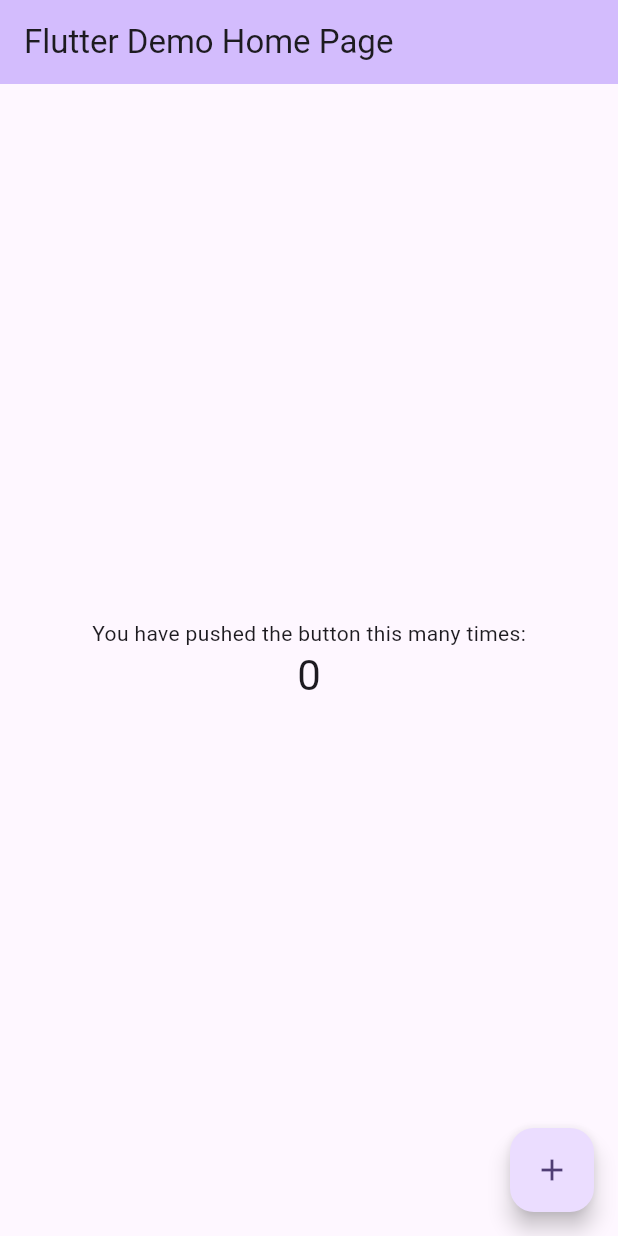
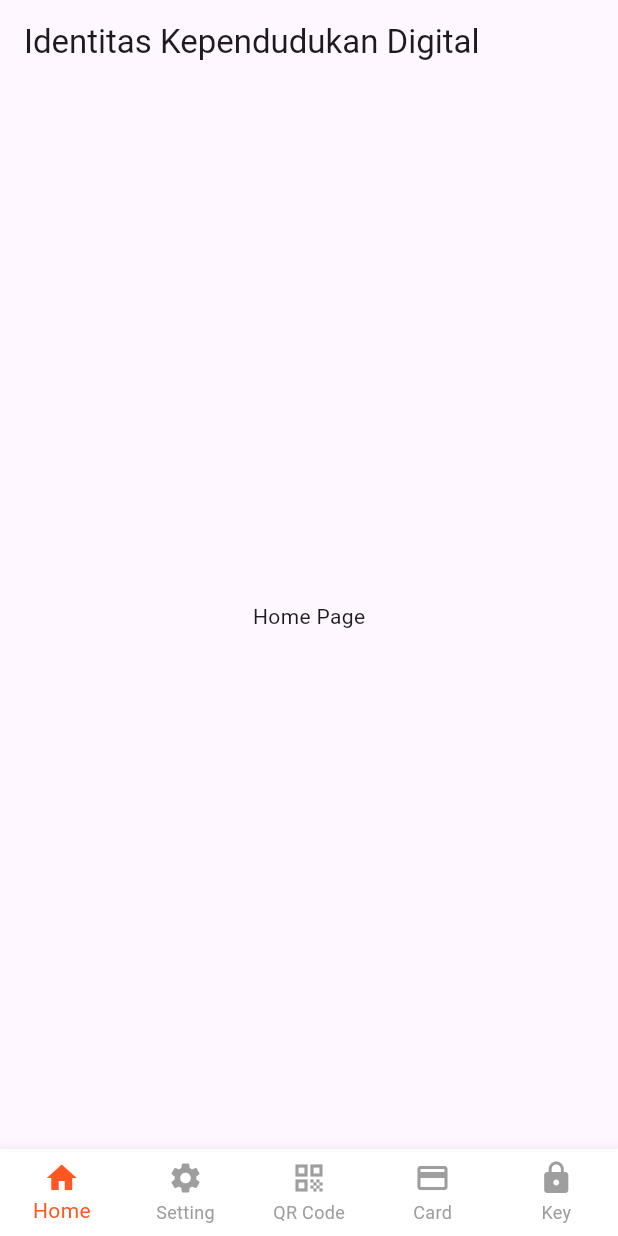
Before and after one commit to FarrelArdan/template_homepage, a Flutter app: the screen it shows after launch, on a phone screen of 412 x 824 dp. Run offline on Flutter 3.47's test engine with Material 3 defaults, Android fonts, the light colour scheme and no system bars.

Commit message:
add view beranda

```diff
--- /dev/null
+++ b/lib/beranda.dart
@@ -0,0 +1,55 @@
+import 'package:flutter/material.dart';
+
+class HomeBeranda extends StatefulWidget {
+  const HomeBeranda({super.key});
+
+  @override
+  State<HomeBeranda> createState() => _HomeBerandaState();
+}
+
+class _HomeBerandaState extends State<HomeBeranda> {
+  int _selectedIndex = 0;
+
+  static const List<Widget> _pages = <Widget>[
+    Center(child: Text('Home Page')),
+    Center(child: Text('Setting Page')),
+    Center(child: Text('QR Code Page')),
+    Center(child: Text('Card Page')),
+    Center(child: Text('Key Page')),
+  ];
+
+  void _onItemTapped(int index) {
+    setState(() {
+      _selectedIndex = index;
+    });
+  }
+
+  BottomNavigationBar bottomNavigatorBar() {
+    return BottomNavigationBar(
+      type: BottomNavigationBarType.fixed,
+      backgroundColor: Colors.white,
+      selectedItemColor: Colors.deepOrange,
+      unselectedItemColor: Colors.grey,
+      showUnselectedLabels: true,
+      currentIndex: _selectedIndex,
+      onTap: _onItemTapped,
+      items: const [
+        BottomNavigationBarItem(icon: Icon(Icons.home), label: "Home"),
+        BottomNavigationBarItem(icon: Icon(Icons.settings), label: "Setting"),
+        BottomNavigationBarItem(icon: Icon(Icons.qr_code), label: "QR Code"),
+        BottomNavigationBarItem(icon: Icon(Icons.credit_card), label: "Card"),
+        BottomNavigationBarItem(icon: Icon(Icons.lock), label: "Key"),
+      ],
+    );
+  }
+
+  @override
+  Widget build(BuildContext context) {
+    return Scaffold(
+      appBar: AppBar(title: const Text("Identitas Kependudukan Digital",),
+      ),
+      body: _pages[_selectedIndex],
+      bottomNavigationBar: bottomNavigatorBar(),
+    );
+  }
+}
--- a/lib/main.dart
+++ b/lib/main.dart
@@ -1,4 +1,6 @@
 import 'package:flutter/material.dart';
+
+import 'beranda.dart';
 
 void main() {
   runApp(const MyApp());
@@ -31,95 +33,7 @@
         colorScheme: ColorScheme.fromSeed(seedColor: Colors.deepPurple),
         useMaterial3: true,
       ),
-      home: const MyHomePage(title: 'Flutter Demo Home Page'),
+      home: const HomeBeranda(),
     );
   }
 }
-
-class MyHomePage extends StatefulWidget {
-  const MyHomePage({super.key, required this.title});
-
-  // This widget is the home page of your application. It is stateful, meaning
-  // that it has a State object (defined below) that contains fields that affect
-  // how it looks.
-
-  // This class is the configuration for the state. It holds the values (in this
-  // case the title) provided by the parent (in this case the App widget) and
-  // used by the build method of the State. Fields in a Widget subclass are
-  // always marked "final".
-
-  final String title;
-
-  @override
-  State<MyHomePage> createState() => _MyHomePageState();
-}
-
-class _MyHomePageState extends State<MyHomePage> {
-  int _counter = 0;
-
-  void _incrementCounter() {
-    setState(() {
-      // This call to setState tells the Flutter framework that something has
-      // changed in this State, which causes it to rerun the build method below
-      // so that the display can reflect the updated values. If we changed
-      // _counter without calling setState(), then the build method would not be
-      // called again, and so nothing would appear to happen.
-      _counter++;
-    });
-  }
-
-  @override
-  Widget build(BuildContext context) {
-    // This method is rerun every time setState is called, for instance as done
-    // by the _incrementCounter method above.
-    //
-    // The Flutter framework has been optimized to make rerunning build methods
-    // fast, so that you can just rebuild anything that needs updating rather
-    // than having to individually change instances of widgets.
-    return Scaffold(
-      appBar: AppBar(
-        // TRY THIS: Try changing the color here to a specific color (to
-        // Colors.amber, perhaps?) and trigger a hot reload to see the AppBar
-        // change color while the other colors stay the same.
-        backgroundColor: Theme.of(context).colorScheme.inversePrimary,
-        // Here we take the value from the MyHomePage object that was created by
-        // the App.build method, and use it to set our appbar title.
-        title: Text(widget.title),
-      ),
-      body: Center(
-        // Center is a layout widget. It takes a single child and positions it
-        // in the middle of the parent.
-        child: Column(
-          // Column is also a layout widget. It takes a list of children and
-          // arranges them vertically. By default, it sizes itself to fit its
-          // children horizontally, and tries to be as tall as its parent.
-          //
-          // Column has various properties to control how it sizes itself and
-          // how it positions its children. Here we use mainAxisAlignment to
-          // center the children vertically; the main axis here is the vertical
-          // axis because Columns are vertical (the cross axis would be
-          // horizontal).
-          //
-          // TRY THIS: Invoke "debug painting" (choose the "Toggle Debug Paint"
-          // action in the IDE, or press "p" in the console), to see the
-          // wireframe for each widget.
-          mainAxisAlignment: MainAxisAlignment.center,
-          children: <Widget>[
-            const Text(
-              'You have pushed the button this many times:',
-            ),
-            Text(
-              '$_counter',
-              style: Theme.of(context).textTheme.headlineMedium,
-            ),
-          ],
-        ),
-      ),
-      floatingActionButton: FloatingActionButton(
-        onPressed: _incrementCounter,
-        tooltip: 'Increment',
-        child: const Icon(Icons.add),
-      ), // This trailing comma makes auto-formatting nicer for build methods.
-    );
-  }
-}
--- /dev/null
+++ b/lib/screen/homepage.dart
@@ -0,0 +1,14 @@
+import 'package:flutter/material.dart';
+
+class Homepage extends StatelessWidget {
+  const Homepage({super.key});
+
+  @override
+  Widget build(BuildContext context) {
+    return Scaffold(
+      body: Center(
+        child: Text('data'),
+      ),
+    );
+  }
+}
```
